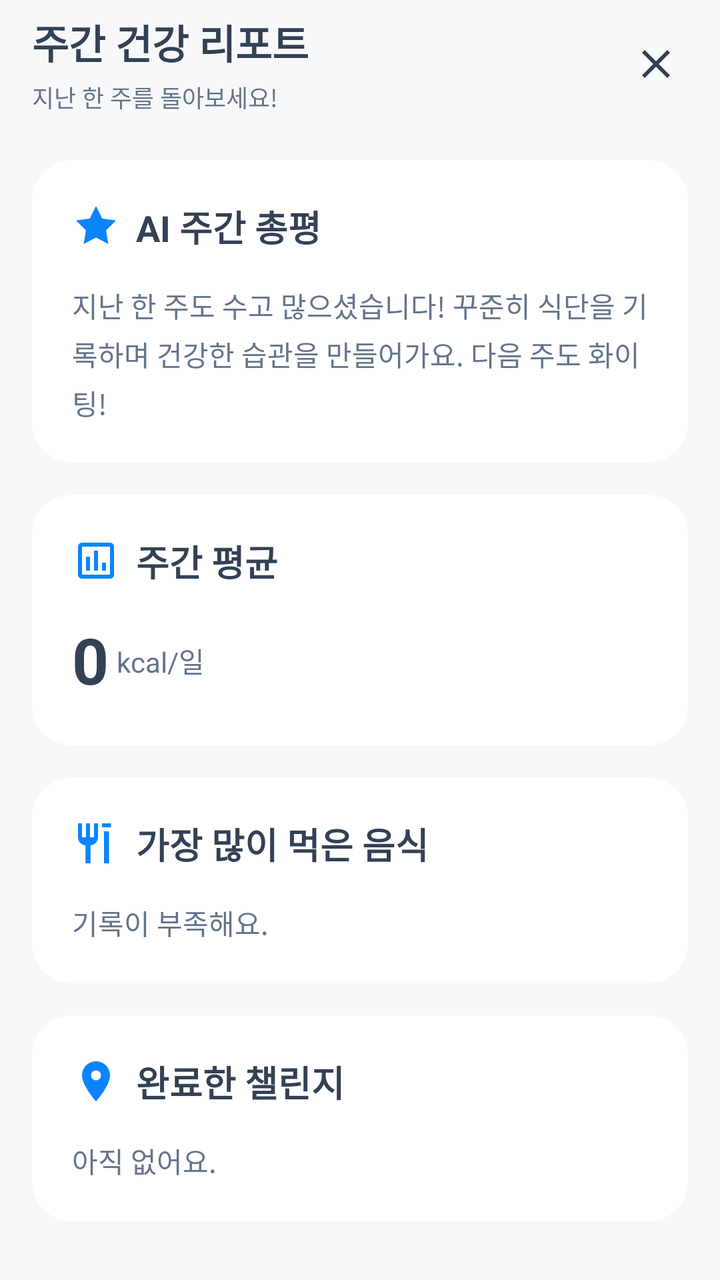
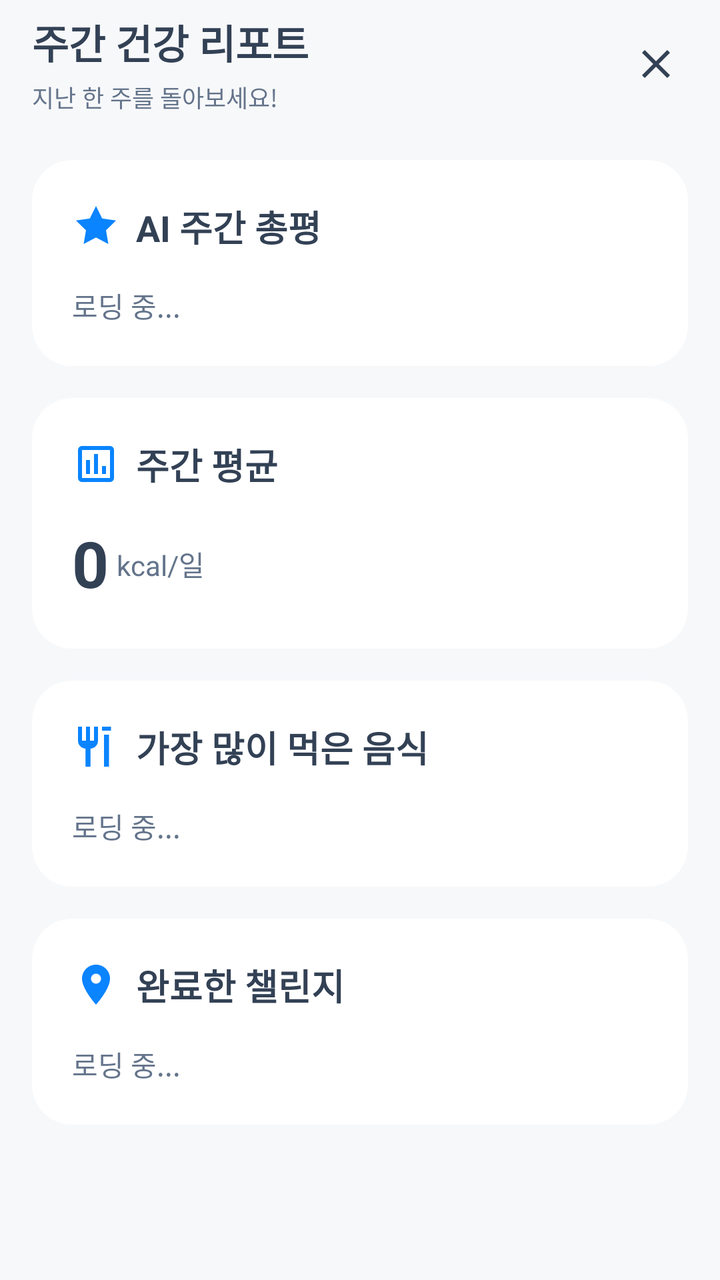

The first picture is an Android layout as it rendered before a commit; the second is the same layout after the commit. The layout source and the unified diff follow.
<!-- AndroidManifest.xml: application theme Theme.AI_DIET_APP -->
<!-- res/layout/activity_health_report.xml -->
<?xml version="1.0" encoding="utf-8"?>
<LinearLayout xmlns:android="http://schemas.android.com/apk/res/android"
    xmlns:app="http://schemas.android.com/apk/res-auto"
    android:layout_width="match_parent"
    android:layout_height="match_parent"
    android:orientation="vertical"
    android:background="@color/gray_90">

    
    <LinearLayout
        android:layout_width="match_parent"
        android:layout_height="?attr/actionBarSize"
        android:gravity="center_vertical"
        android:orientation="horizontal"
        android:paddingStart="@dimen/spacing_lg"
        android:paddingEnd="@dimen/spacing_lg">

        <LinearLayout
            android:layout_width="0dp"
            android:layout_height="wrap_content"
            android:layout_weight="1"
            android:orientation="vertical">

            <TextView
                android:layout_width="wrap_content"
                android:layout_height="wrap_content"
                android:text="주간 건강 리포트"
                android:textColor="@color/gray_text"
                android:textSize="@dimen/text_xl"
                android:textStyle="bold" />

            <TextView
                android:layout_width="wrap_content"
                android:layout_height="wrap_content"
                android:layout_marginTop="4dp"
                android:text="지난 한 주를 돌아보세요!"
                android:textColor="@color/gray_subtext"
                android:textSize="@dimen/text_sm" />
        </LinearLayout>

        <ImageView
            android:id="@+id/btn_close_report"
            android:layout_width="32dp"
            android:layout_height="32dp"
            android:padding="4dp"
            android:src="@drawable/ic_close"
            app:tint="@color/gray_text" />
    </LinearLayout>

    <androidx.core.widget.NestedScrollView
        android:layout_width="match_parent"
        android:layout_height="match_parent"
        android:clipToPadding="false"
        android:paddingBottom="@dimen/spacing_xxxl">

        <LinearLayout
            android:layout_width="match_parent"
            android:layout_height="wrap_content"
            android:orientation="vertical"
            android:padding="@dimen/spacing_lg">

            
            <androidx.cardview.widget.CardView
                android:layout_width="match_parent"
                android:layout_height="wrap_content"
                app:cardBackgroundColor="@color/white"
                app:cardCornerRadius="@dimen/corner_radius_xl"
                app:cardElevation="0dp">

                <LinearLayout
                    android:layout_width="match_parent"
                    android:layout_height="wrap_content"
                    android:orientation="vertical"
                    android:padding="@dimen/spacing_xl">

                    <LinearLayout
                        android:layout_width="match_parent"
                        android:layout_height="wrap_content"
                        android:gravity="center_vertical"
                        android:orientation="horizontal">

                        <ImageView
                            android:layout_width="24dp"
                            android:layout_height="24dp"
                            android:src="@drawable/ic_sparkles_blue" />

                        <TextView
                            android:layout_width="wrap_content"
                            android:layout_height="wrap_content"
                            android:layout_marginStart="@dimen/spacing_sm"
                            android:text="AI 주간 총평"
                            android:textColor="@color/gray_text"
                            android:textSize="@dimen/text_lg"
                            android:textStyle="bold" />
                    </LinearLayout>

                    <TextView
                        android:layout_width="wrap_content"
                        android:layout_height="wrap_content"
                        android:layout_marginTop="@dimen/spacing_lg"
                        android:text="지난 한 주도 수고 많으셨습니다! 꾸준히 식단을 기록하며 건강한 습관을 만들어가요. 다음 주도 화이팅!"
                        android:textColor="@color/gray_subtext"
                        android:textSize="@dimen/text_base"
                        android:lineSpacingExtra="4dp"/>
                </LinearLayout>
            </androidx.cardview.widget.CardView>

            
            <androidx.cardview.widget.CardView
                android:layout_width="match_parent"
                android:layout_height="wrap_content"
                android:layout_marginTop="@dimen/spacing_lg"
                app:cardBackgroundColor="@color/white"
                app:cardCornerRadius="@dimen/corner_radius_xl"
                app:cardElevation="0dp">

                <LinearLayout
                    android:layout_width="match_parent"
                    android:layout_height="wrap_content"
                    android:orientation="vertical"
                    android:padding="@dimen/spacing_xl">

                    <LinearLayout
                        android:layout_width="match_parent"
                        android:layout_height="wrap_content"
                        android:gravity="center_vertical"
                        android:orientation="horizontal">

                        <ImageView
                            android:layout_width="24dp"
                            android:layout_height="24dp"
                            android:src="@drawable/ic_chart_bar"
                            app:tint="@color/primary_blue" />

                        <TextView
                            android:layout_width="wrap_content"
                            android:layout_height="wrap_content"
                            android:layout_marginStart="@dimen/spacing_sm"
                            android:text="주간 평균"
                            android:textColor="@color/gray_text"
                            android:textSize="@dimen/text_lg"
                            android:textStyle="bold" />
                    </LinearLayout>

                    <LinearLayout
                        android:layout_width="wrap_content"
                        android:layout_height="wrap_content"
                        android:layout_marginTop="@dimen/spacing_lg"
                        android:orientation="horizontal"
                        android:gravity="bottom">
                        
                        <TextView
                            android:layout_width="wrap_content"
                            android:layout_height="wrap_content"
                            android:text="0"
                            android:textColor="@color/gray_text"
                            android:textSize="32sp"
                            android:textStyle="bold" />
                            
                        <TextView
                            android:layout_width="wrap_content"
                            android:layout_height="wrap_content"
                            android:layout_marginStart="4dp"
                            android:layout_marginBottom="6dp"
                            android:text="kcal/일"
                            android:textColor="@color/gray_subtext"
                            android:textSize="@dimen/text_base" />
                    </LinearLayout>
                </LinearLayout>
            </androidx.cardview.widget.CardView>

            
            <androidx.cardview.widget.CardView
                android:layout_width="match_parent"
                android:layout_height="wrap_content"
                android:layout_marginTop="@dimen/spacing_lg"
                app:cardBackgroundColor="@color/white"
                app:cardCornerRadius="@dimen/corner_radius_xl"
                app:cardElevation="0dp">

                <LinearLayout
                    android:layout_width="match_parent"
                    android:layout_height="wrap_content"
                    android:orientation="vertical"
                    android:padding="@dimen/spacing_xl">

                    <LinearLayout
                        android:layout_width="match_parent"
                        android:layout_height="wrap_content"
                        android:gravity="center_vertical"
                        android:orientation="horizontal">

                        <ImageView
                            android:layout_width="24dp"
                            android:layout_height="24dp"
                            android:src="@drawable/ic_food_blue" />

                        <TextView
                            android:layout_width="wrap_content"
                            android:layout_height="wrap_content"
                            android:layout_marginStart="@dimen/spacing_sm"
                            android:text="가장 많이 먹은 음식"
                            android:textColor="@color/gray_text"
                            android:textSize="@dimen/text_lg"
                            android:textStyle="bold" />
                    </LinearLayout>

                    <TextView
                        android:layout_width="wrap_content"
                        android:layout_height="wrap_content"
                        android:layout_marginTop="@dimen/spacing_lg"
                        android:text="기록이 부족해요."
                        android:textColor="@color/gray_subtext"
                        android:textSize="@dimen/text_base" />
                </LinearLayout>
            </androidx.cardview.widget.CardView>

            
            <androidx.cardview.widget.CardView
                android:layout_width="match_parent"
                android:layout_height="wrap_content"
                android:layout_marginTop="@dimen/spacing_lg"
                app:cardBackgroundColor="@color/white"
                app:cardCornerRadius="@dimen/corner_radius_xl"
                app:cardElevation="0dp">

                <LinearLayout
                    android:layout_width="match_parent"
                    android:layout_height="wrap_content"
                    android:orientation="vertical"
                    android:padding="@dimen/spacing_xl">

                    <LinearLayout
                        android:layout_width="match_parent"
                        android:layout_height="wrap_content"
                        android:gravity="center_vertical"
                        android:orientation="horizontal">

                        <ImageView
                            android:layout_width="24dp"
                            android:layout_height="24dp"
                            android:src="@drawable/ic_medal_blue" />

                        <TextView
                            android:layout_width="wrap_content"
                            android:layout_height="wrap_content"
                            android:layout_marginStart="@dimen/spacing_sm"
                            android:text="완료한 챌린지"
                            android:textColor="@color/gray_text"
                            android:textSize="@dimen/text_lg"
                            android:textStyle="bold" />
                    </LinearLayout>

                    <TextView
                        android:layout_width="wrap_content"
                        android:layout_height="wrap_content"
                        android:layout_marginTop="@dimen/spacing_lg"
                        android:text="아직 없어요."
                        android:textColor="@color/gray_subtext"
                        android:textSize="@dimen/text_base" />
                </LinearLayout>
            </androidx.cardview.widget.CardView>

        </LinearLayout>
    </androidx.core.widget.NestedScrollView>
</LinearLayout>
<!-- resources referenced by this layout -->
<resources>
  <color name="gray_90">#F7F8FA</color>
  <color name="gray_subtext">#64748B</color>
  <color name="gray_text">#334155</color>
  <color name="primary_blue">#0A84FF</color>
  <color name="white">#FFFFFFFF</color>
  <dimen name="corner_radius_xl">20dp</dimen>
  <dimen name="spacing_lg">16dp</dimen>
  <dimen name="spacing_sm">8dp</dimen>
  <dimen name="spacing_xl">20dp</dimen>
  <dimen name="spacing_xxxl">32dp</dimen>
  <dimen name="text_base">14sp</dimen>
  <dimen name="text_lg">18sp</dimen>
  <dimen name="text_sm">12sp</dimen>
  <dimen name="text_xl">20sp</dimen>
  <!-- drawable ic_chart_bar (drawable) -->
  <vector xmlns:android="http://schemas.android.com/apk/res/android"
      android:width="24dp"
      android:height="24dp"
      android:viewportWidth="24"
      android:viewportHeight="24">
    <path
        android:fillColor="@color/primary_blue"
        android:pathData="M19,3H5c-1.1,0 -2,0.9 -2,2v14c0,1.1 0.9,2 2,2h14c1.1,0 2,-0.9 2,-2V5c0,-1.1 -0.9,-2 -2,-2zm0,16H5V5h14v14z"/>
    <path
        android:fillColor="@color/primary_blue"
        android:pathData="M7,10h2v7H7z"/>
    <path
        android:fillColor="@color/primary_blue"
        android:pathData="M11,7h2v10h-2z"/>
    <path
        android:fillColor="@color/primary_blue"
        android:pathData="M15,13h2v4h-2z"/>
  </vector>
  <!-- drawable ic_close (drawable) -->
  <vector xmlns:android="http://schemas.android.com/apk/res/android"
      android:width="24dp"
      android:height="24dp"
      android:viewportWidth="24"
      android:viewportHeight="24">
    <path
        android:fillColor="@android:color/white"
        android:pathData="M19,6.41L17.59,5 12,10.59 6.41,5 5,6.41 10.59,12 5,17.59 6.41,19 12,13.41 17.59,19 19,17.59 13.41,12z"/>
  </vector>
  <!-- drawable ic_food_blue (drawable) -->
  <vector xmlns:android="http://schemas.android.com/apk/res/android"
      android:width="24dp"
      android:height="24dp"
      android:viewportWidth="24"
      android:viewportHeight="24">
    <path
        android:fillColor="@color/primary_blue"
        android:pathData="M11,9H9V2H7v7H5V2H3v7c0,2.12 1.66,3.84 3.75,3.97V22h2.5v-9.03C11.34,12.84 13,11.12 13,9V2h-2V9z M16,6v16h2.5V6L16,6z M15,2v2h4.5V2H15z"/>
  </vector>
  <!-- drawable ic_medal_blue (drawable) -->
  <vector xmlns:android="http://schemas.android.com/apk/res/android"
      android:width="24dp"
      android:height="24dp"
      android:viewportWidth="24"
      android:viewportHeight="24">
    <path
        android:fillColor="@color/primary_blue"
        android:pathData="M12,2C8.13,2 5,5.13 5,9c0,5.25 7,13 7,13s7,-7.75 7,-13c0,-3.87 -3.13,-7 -7,-7zM12,11.5c-1.38,0 -2.5,-1.12 -2.5,-2.5s1.12,-2.5 2.5,-2.5 2.5,1.12 2.5,2.5 -1.12,2.5 -2.5,2.5z"/>
  </vector>
  <!-- drawable ic_sparkles_blue (drawable) -->
  <vector xmlns:android="http://schemas.android.com/apk/res/android"
      android:width="24dp"
      android:height="24dp"
      android:viewportWidth="24"
      android:viewportHeight="24">
    <path
        android:fillColor="@color/primary_blue"
        android:pathData="M12,2L15.09,8.26L22,9.27L17,14.14L18.18,21.02L12,17.77L5.82,21.02L7,14.14L2,9.27L8.91,8.26L12,2Z"/>
  </vector>
  <style name="Theme.AI_DIET_APP" parent="Base.Theme.AI_DIET_APP" />
  <style name="Base.Theme.AI_DIET_APP" parent="Theme.Material3.DayNight.NoActionBar">
          
          
      </style>
</resources>

<!-- the commit's change to res/layout/activity_health_report.xml (unified diff, before → after) -->
@@ -95,10 +95,11 @@
                     </LinearLayout>
 
                     <TextView
-                        android:layout_width="wrap_content"
-                        android:layout_height="wrap_content"
-                        android:layout_marginTop="@dimen/spacing_lg"
-                        android:text="지난 한 주도 수고 많으셨습니다! 꾸준히 식단을 기록하며 건강한 습관을 만들어가요. 다음 주도 화이팅!"
+                        android:id="@+id/tv_ai_summary"
+                        android:layout_width="wrap_content"
+                        android:layout_height="wrap_content"
+                        android:layout_marginTop="@dimen/spacing_lg"
+                        android:text="로딩 중..."
                         android:textColor="@color/gray_subtext"
                         android:textSize="@dimen/text_base"
                         android:lineSpacingExtra="4dp"/>
@@ -150,6 +151,7 @@
                         android:gravity="bottom">
                         
                         <TextView
+                            android:id="@+id/tv_avg_calories"
                             android:layout_width="wrap_content"
                             android:layout_height="wrap_content"
                             android:text="0"
@@ -206,10 +208,11 @@
                     </LinearLayout>
 
                     <TextView
-                        android:layout_width="wrap_content"
-                        android:layout_height="wrap_content"
-                        android:layout_marginTop="@dimen/spacing_lg"
-                        android:text="기록이 부족해요."
+                        android:id="@+id/tv_top_foods"
+                        android:layout_width="wrap_content"
+                        android:layout_height="wrap_content"
+                        android:layout_marginTop="@dimen/spacing_lg"
+                        android:text="로딩 중..."
                         android:textColor="@color/gray_subtext"
                         android:textSize="@dimen/text_base" />
                 </LinearLayout>
@@ -252,10 +255,11 @@
                     </LinearLayout>
 
                     <TextView
-                        android:layout_width="wrap_content"
-                        android:layout_height="wrap_content"
-                        android:layout_marginTop="@dimen/spacing_lg"
-                        android:text="아직 없어요."
+                        android:id="@+id/tv_completed_challenges"
+                        android:layout_width="wrap_content"
+                        android:layout_height="wrap_content"
+                        android:layout_marginTop="@dimen/spacing_lg"
+                        android:text="로딩 중..."
                         android:textColor="@color/gray_subtext"
                         android:textSize="@dimen/text_base" />
                 </LinearLayout>
